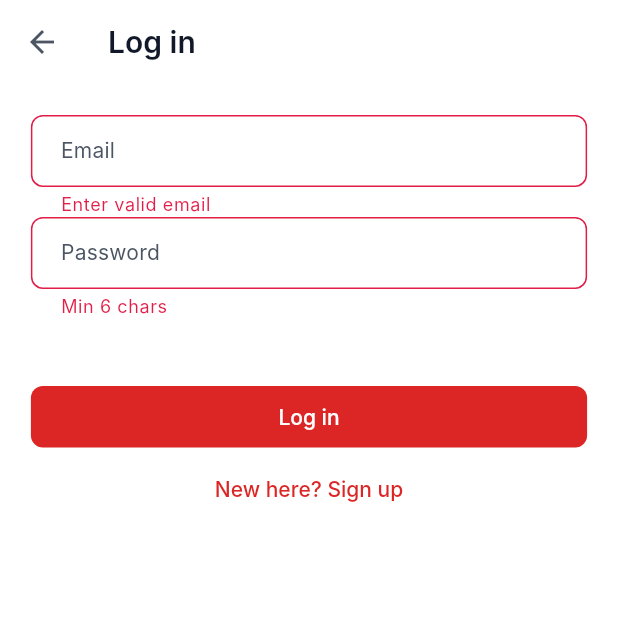
After one commit to sheddy-cloud/VideoTube, a Flutter app: the AuthScreen screen opened by its route, after a tap on "Log in", on a phone screen of 412 x 824 dp, the top half of it. The commit adds this screen. Run offline on Flutter 3.47's test engine with Material 3 defaults, Android fonts, the phone set to English and light mode, and no system bars; our stand-ins replace cached_network_image, connectivity_plus, dio, file_picker, flutter_dotenv, flutter_svg and 3 more; missing offline and left inert: dart:html, dart:js_interop; accounts and stored records are empty; network calls fail; Roboto replaces fonts that are missing (Inter).

```diff
--- /dev/null
+++ b/lib/core/services/auth_service.dart
@@ -0,0 +1,47 @@
+import 'package:dio/dio.dart';
+import 'package:shared_preferences/shared_preferences.dart';
+
+import 'api_client.dart';
+
+class AuthService {
+  AuthService._();
+  static final AuthService I = AuthService._();
+
+  static const String _tokenKey = 'auth_token';
+
+  Future<bool> isLoggedIn() async {
+    final prefs = await SharedPreferences.getInstance();
+    return (prefs.getString(_tokenKey) ?? '').isNotEmpty;
+  }
+
+  Future<String?> getToken() async {
+    final prefs = await SharedPreferences.getInstance();
+    return prefs.getString(_tokenKey);
+  }
+
+  Future<void> logout() async {
+    final prefs = await SharedPreferences.getInstance();
+    await prefs.remove(_tokenKey);
+  }
+
+  Future<void> signup({required String name, required String email, required String password}) async {
+    await ApiClient.I.dio.post('/auth/signup', data: {
+      'name': name,
+      'email': email,
+      'password': password,
+    });
+  }
+
+  Future<void> login({required String email, required String password}) async {
+    final Response res = await ApiClient.I.dio.post('/auth/login', data: {
+      'email': email,
+      'password': password,
+    });
+    final String token = (res.data['token'] ?? '').toString();
+    if (token.isEmpty) {
+      throw DioException(requestOptions: RequestOptions(path: '/auth/login'), error: 'Token missing');
+    }
+    final prefs = await SharedPreferences.getInstance();
+    await prefs.setString(_tokenKey, token);
+  }
+}
--- /dev/null
+++ b/lib/presentation/auth_screen/auth_screen.dart
@@ -0,0 +1,104 @@
+import 'package:flutter/material.dart';
+import 'package:sizer/sizer.dart';
+
+import '../../core/app_export.dart';
+import '../../core/services/auth_service.dart';
+
+class AuthScreen extends StatefulWidget {
+  const AuthScreen({super.key});
+  @override
+  State<AuthScreen> createState() => _AuthScreenState();
+}
+
+class _AuthScreenState extends State<AuthScreen> {
+  final _formKey = GlobalKey<FormState>();
+  final _nameController = TextEditingController();
+  final _emailController = TextEditingController();
+  final _passwordController = TextEditingController();
+  bool _isSignup = false;
+  bool _loading = false;
+  String? _error;
+
+  @override
+  void dispose() {
+    _nameController.dispose();
+    _emailController.dispose();
+    _passwordController.dispose();
+    super.dispose();
+  }
+
+  Future<void> _submit() async {
+    if (!_formKey.currentState!.validate()) return;
+    setState(() { _loading = true; _error = null; });
+    try {
+      if (_isSignup) {
+        await AuthService.I.signup(
+          name: _nameController.text.trim(),
+          email: _emailController.text.trim(),
+          password: _passwordController.text,
+        );
+      }
+      await AuthService.I.login(
+        email: _emailController.text.trim(),
+        password: _passwordController.text,
+      );
+      if (!mounted) return;
+      Navigator.pop(context, true);
+    } catch (e) {
+      setState(() { _error = 'Authentication failed. Please try again.'; });
+    } finally {
+      if (mounted) setState(() { _loading = false; });
+    }
+  }
+
+  @override
+  Widget build(BuildContext context) {
+    return Scaffold(
+      backgroundColor: AppTheme.lightTheme.scaffoldBackgroundColor,
+      appBar: AppBar(title: Text(_isSignup ? 'Sign up' : 'Log in')),
+      body: Padding(
+        padding: EdgeInsets.all(5.w),
+        child: Form(
+          key: _formKey,
+          child: Column(
+            children: [
+              if (_isSignup)
+                TextFormField(
+                  controller: _nameController,
+                  decoration: const InputDecoration(labelText: 'Name'),
+                  validator: (v) => (v == null || v.trim().length < 2) ? 'Enter your name' : null,
+                ),
+              TextFormField(
+                controller: _emailController,
+                decoration: const InputDecoration(labelText: 'Email'),
+                keyboardType: TextInputType.emailAddress,
+                validator: (v) => (v == null || !v.contains('@')) ? 'Enter valid email' : null,
+              ),
+              TextFormField(
+                controller: _passwordController,
+                decoration: const InputDecoration(labelText: 'Password'),
+                obscureText: true,
+                validator: (v) => (v == null || v.length < 6) ? 'Min 6 chars' : null,
+              ),
+              SizedBox(height: 3.h),
+              if (_error != null)
+                Text(_error!, style: TextStyle(color: AppTheme.lightTheme.colorScheme.error)),
+              SizedBox(height: 2.h),
+              SizedBox(
+                width: double.infinity,
+                child: ElevatedButton(
+                  onPressed: _loading ? null : _submit,
+                  child: Text(_loading ? 'Please wait...' : (_isSignup ? 'Create account' : 'Log in')),
+                ),
+              ),
+              TextButton(
+                onPressed: _loading ? null : () => setState(() => _isSignup = !_isSignup),
+                child: Text(_isSignup ? 'Have an account? Log in' : 'New here? Sign up'),
+              ),
+            ],
+          ),
+        ),
+      ),
+    );
+  }
+}
--- a/lib/routes/app_routes.dart
+++ b/lib/routes/app_routes.dart
@@ -3,6 +3,7 @@ import '../presentation/home_feed_screen/home_feed_screen.dart';
 import '../presentation/upload_video_screen/upload_video_screen.dart';
 import '../presentation/search_results_screen/search_results_screen.dart';
 import '../presentation/video_player_screen/video_player_screen.dart';
+import '../presentation/auth_screen/auth_screen.dart';
 
 class AppRoutes {
   static const String initial = '/';
@@ -10,6 +11,7 @@ class AppRoutes {
   static const String videoPlayerScreen = '/video-player-screen';
   static const String searchResultsScreen = '/search-results-screen';
   static const String uploadVideoScreen = '/upload-video-screen';
+  static const String authScreen = '/auth';
 
   static Map<String, WidgetBuilder> routes = {
     initial: (context) => const HomeFeedScreen(),
@@ -17,5 +19,6 @@ class AppRoutes {
     uploadVideoScreen: (context) => const UploadVideoScreen(),
     videoPlayerScreen: (context) => const VideoPlayerScreen(),
     searchResultsScreen: (context) => const SearchResultsScreen(),
+    authScreen: (context) => const AuthScreen(),
   };
 }
```
Also changed, not shown: lib/core/services/upload_service.dart (+6 -1 lines), lib/presentation/home_feed_screen/home_feed_screen.dart (+8 -1 lines), 1 other file.
